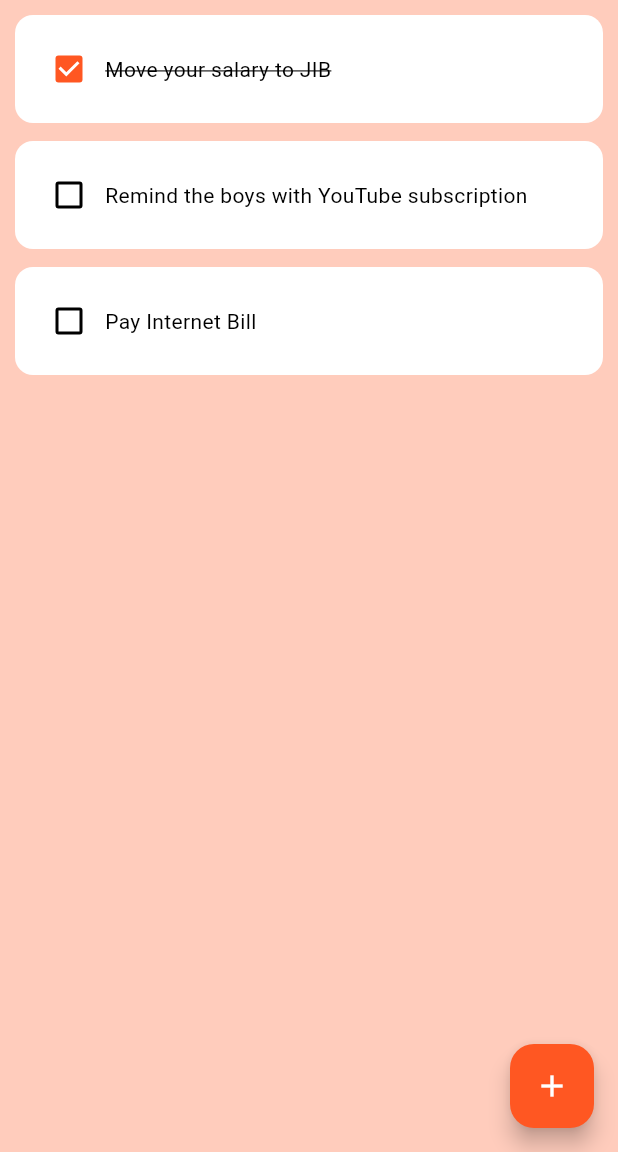
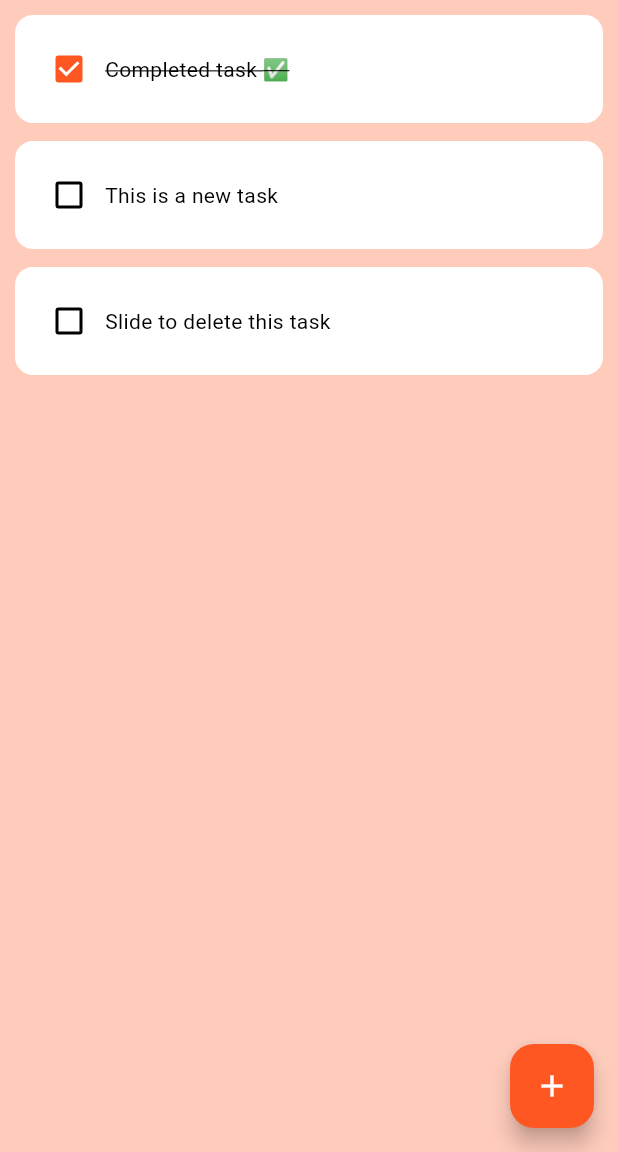
Before and after one commit to OmarAlazaizeh/todo-flutter, a Flutter app: the screen it shows after launch, on a phone screen of 412 x 824 dp, the part 84-1236 px from its top. Run offline on Flutter 3.47's test engine with Material 3 defaults, Android fonts, the phone set to English and light mode, and no system bars; drawn by our look-alikes of flutter_slidable; our stand-ins replace hive_flutter; accounts and stored records are empty.

Commit message:
Working on the database and local storage

```diff
--- /dev/null
+++ b/lib/data/database.dart
@@ -0,0 +1,27 @@
+import 'package:hive_flutter/hive_flutter.dart';
+
+class TasksDatabase {
+  List tasksList = [];
+
+  // reference the box
+  final _myBox = Hive.box('mybox');
+
+  // Rund this method if this is the first time every opening this app
+  void createInitialData() {
+    tasksList = [
+      ['Completed task ✅', true],
+      ['This is a new task', false],
+      ['Slide to delete this task', false],
+    ];
+  }
+
+  // Load the data from the database
+  void loadData() {
+    tasksList = _myBox.get('TASKSLIST');
+  }
+
+  // Update the database
+  void updateData() {
+    _myBox.put('TASKSLIST', tasksList);
+  }
+}
--- a/lib/pages/todo_page.dart
+++ b/lib/pages/todo_page.dart
@@ -1,4 +1,6 @@
 import 'package:flutter/material.dart';
+import 'package:hive_flutter/hive_flutter.dart';
+import 'package:todo_app/data/database.dart';
 import 'package:todo_app/utilities/todo_task.dart';
 import 'package:todo_app/utilities/dialog_box.dart';
 
@@ -10,29 +12,44 @@ class TodoPage extends StatefulWidget {
 }
 
 class _TodoPageState extends State<TodoPage> {
+  // reference the box
+  final _myBox = Hive.box('mybox');
+
+  TasksDatabase dp = TasksDatabase();
+
+  @override
+  void initState() {
+    // If this is the first time every opening the app, then create default data
+    if (_myBox.get('TASKSLIST') == null) {
+      dp.createInitialData();
+    } else {
+      // There is already exist data
+      dp.loadData();
+    }
+
+    super.initState();
+  }
+
+  // text controller
   final TextEditingController _textControler = TextEditingController();
-
-  // TODO: you can move this to a separete file
-  List tasksList = [
-    ['Move your salary to JIB', true],
-    ['Remind the boys with YouTube subscription', false],
-    ['Pay Internet Bill', false],
-  ];
 
   void checkBoxChanged(bool? value, int index) {
     setState(() {
-      tasksList[index][1] = !tasksList[index][1];
+      dp.tasksList[index][1] = !dp.tasksList[index][1];
     });
+
+    dp.updateData();
   }
 
   void saveNewTask() {
     setState(() {
-      tasksList.add([_textControler.text, false]);
+      dp.tasksList.add([_textControler.text, false]);
 
       _textControler.clear();
     });
 
     Navigator.of(context).pop();
+    dp.updateData();
   }
 
   void createNewTask() {
@@ -49,8 +66,10 @@ class _TodoPageState extends State<TodoPage> {
 
   void deleteTask(int index) {
     setState(() {
-      tasksList.removeAt(index);
+      dp.tasksList.removeAt(index);
     });
+
+    dp.updateData();
   }
 
   @override
@@ -65,11 +84,11 @@ class _TodoPageState extends State<TodoPage> {
       body: Padding(
         padding: const EdgeInsets.all(10.0),
         child: ListView.builder(
-          itemCount: tasksList.length,
+          itemCount: dp.tasksList.length,
           itemBuilder: (context, index) {
             return Task(
-              taskName: tasksList[index][0],
-              taskCompleted: tasksList[index][1],
+              taskName: dp.tasksList[index][0],
+              taskCompleted: dp.tasksList[index][1],
               onChanged: (value) => checkBoxChanged(value, index),
               deleteTask: (context) => deleteTask(index),
             );
```
Also changed, not shown: lib/main.dart (+10 -1 lines), pubspec.yaml (+6 -1 lines), pubspec.lock, 1 other file.
